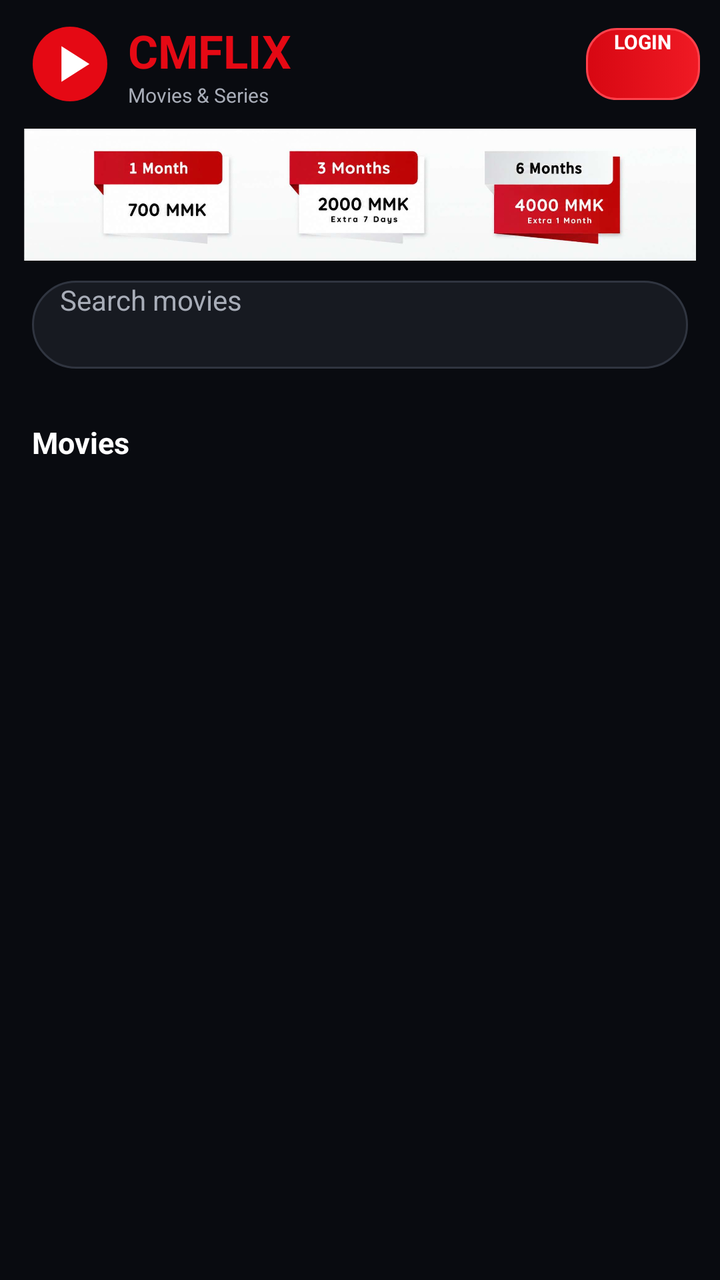
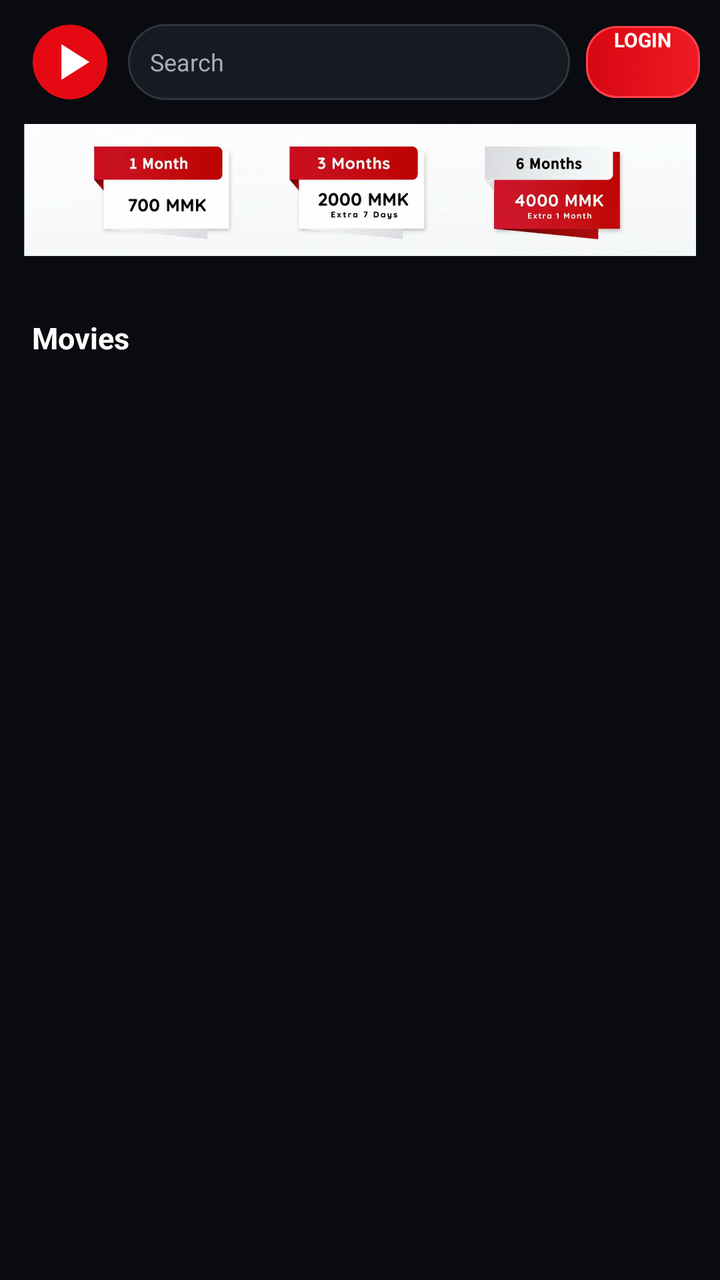

Two renders of the same Android screen: before a commit and after it. Below are the layout's source before the change and the commit's diff.
<!-- AndroidManifest.xml: activity theme Theme.CMFLIXNative.Starting -->
<!-- res/layout/activity_main.xml -->
<?xml version="1.0" encoding="utf-8"?>
<LinearLayout
    xmlns:android="http://schemas.android.com/apk/res/android"
    android:layout_width="match_parent"
    android:layout_height="match_parent"
    android:background="@color/dark_bg"
    android:orientation="vertical">

    <LinearLayout
        android:layout_width="match_parent"
        android:layout_height="wrap_content"
        android:gravity="center_vertical"
        android:orientation="horizontal"
        android:paddingStart="14dp"
        android:paddingTop="10dp"
        android:paddingEnd="10dp"
        android:paddingBottom="8dp">

        <ImageView
    android:layout_width="42dp"
    android:layout_height="42dp"
    android:contentDescription="@string/app_name"
    android:scaleType="fitCenter"
    android:src="@drawable/app_logo" />


        <LinearLayout
            android:layout_width="0dp"
            android:layout_height="wrap_content"
            android:layout_marginStart="8dp"
            android:layout_weight="1"
            android:orientation="vertical">

            <TextView
                android:id="@+id/titleText"
                android:layout_width="wrap_content"
                android:layout_height="wrap_content"
                android:text="CMFLIX"
                android:textColor="@color/brand_red"
                android:textSize="23sp"
                android:textStyle="bold" />

            <TextView
                android:layout_width="wrap_content"
                android:layout_height="wrap_content"
                android:text="Movies &amp; Series"
                android:textColor="@color/gray_text"
                android:textSize="10sp" />

        </LinearLayout>

        <Button
            android:id="@+id/accountButton"
            android:layout_width="wrap_content"
            android:layout_height="36dp"
            android:maxWidth="118dp"
            android:background="@drawable/account_badge_bg"
            android:backgroundTint="@null"
            android:ellipsize="end"
            android:minHeight="0dp"
            android:minWidth="0dp"
            android:paddingStart="14dp"
            android:paddingEnd="14dp"
            android:singleLine="true"
            android:text="LOGIN"
            android:textAllCaps="false"
            android:textColor="@color/white"
            android:textSize="10sp"
            android:textStyle="bold" />

        <Button
            android:id="@+id/premiumButton"
            android:layout_width="wrap_content"
            android:layout_height="36dp"
            android:layout_marginStart="8dp"
            android:background="@drawable/vip_badge_bg"
            android:backgroundTint="@null"
            android:clickable="true"
            android:focusable="true"
            android:minHeight="0dp"
            android:minWidth="72dp"
            android:paddingStart="12dp"
            android:paddingEnd="12dp"
            android:singleLine="true"
            android:text="♛ Buy VIP"
            android:textAllCaps="false"
            android:textColor="#FFF4C5"
            android:textSize="10sp"
            android:textStyle="bold"
            android:visibility="gone" />


    </LinearLayout>
    <ImageView
        android:id="@+id/vipPlanBanner"
        android:layout_width="match_parent"
        android:layout_height="wrap_content"
        android:layout_marginStart="12dp"
        android:layout_marginTop="2dp"
        android:layout_marginEnd="12dp"
        android:layout_marginBottom="10dp"
        android:adjustViewBounds="true"
        android:background="#FFFFFF"
        android:clickable="true"
        android:contentDescription="VIP plans"
        android:focusable="true"
        android:maxHeight="190dp"
        android:scaleType="fitCenter"
        android:src="@drawable/vip_plan_banner" />

    <EditText
    android:id="@+id/searchInput"
    android:layout_width="match_parent"
    android:layout_height="44dp"
    android:layout_marginStart="16dp"
    android:layout_marginEnd="16dp"
    android:layout_marginBottom="6dp"
    android:background="@drawable/search_bg"
    android:hint="Search movies"
    android:imeOptions="actionSearch"
    android:inputType="text"
    android:maxLength="50"
    android:maxLines="1"
    android:paddingStart="14dp"
    android:paddingEnd="14dp"
    android:singleLine="true"
    android:textColor="@color/white"
    android:textColorHint="@color/gray_text"
    android:textSize="14sp" />

<LinearLayout
    android:id="@+id/searchHistoryRow"
    android:layout_width="match_parent"
    android:layout_height="wrap_content"
    android:gravity="center_vertical"
    android:orientation="horizontal"
    android:paddingStart="16dp"
    android:paddingEnd="12dp"
    android:paddingBottom="6dp"
    android:visibility="gone">

    <HorizontalScrollView
        android:layout_width="0dp"
        android:layout_height="wrap_content"
        android:layout_weight="1"
        android:scrollbars="none">

        <LinearLayout
            android:id="@+id/searchHistoryContainer"
            android:layout_width="wrap_content"
            android:layout_height="wrap_content"
            android:orientation="horizontal" />

    </HorizontalScrollView>

    <TextView
        android:id="@+id/clearSearchHistoryButton"
        android:layout_width="wrap_content"
        android:layout_height="36dp"
        android:gravity="center"
        android:paddingStart="10dp"
        android:paddingEnd="4dp"
        android:text="CLEAR"
        android:textColor="@color/brand_red"
        android:textSize="11sp"
        android:textStyle="bold" />

</LinearLayout>

    
    <HorizontalScrollView
    android:layout_width="match_parent"
    android:layout_height="wrap_content"
    android:fillViewport="false"
    android:scrollbars="none">

    <LinearLayout
        android:id="@+id/categoryBar"
        android:layout_width="wrap_content"
        android:layout_height="wrap_content"
        android:gravity="center_vertical"
        android:orientation="horizontal"
        android:paddingStart="10dp"
        android:paddingTop="5dp"
        android:paddingEnd="10dp"
        android:paddingBottom="7dp" />

</HorizontalScrollView>

<LinearLayout
    android:layout_width="match_parent"
    android:layout_height="38dp"
    android:gravity="center_vertical"
    android:orientation="horizontal"
    android:paddingStart="16dp"
    android:paddingEnd="16dp">

    <TextView
        android:id="@+id/sectionTitle"
        android:layout_width="0dp"
        android:layout_height="wrap_content"
        android:layout_weight="1"
        android:text="Movies"
        android:textColor="@color/white"
        android:textSize="15sp"
        android:textStyle="bold" />

    <TextView
        android:id="@+id/localClearButton"
        android:layout_width="wrap_content"
        android:layout_height="match_parent"
        android:gravity="center"
        android:paddingStart="12dp"
        android:text="CLEAR"
        android:textColor="@color/brand_red"
        android:textSize="11sp"
        android:textStyle="bold"
        android:visibility="gone" />

</LinearLayout>


    <FrameLayout
        android:layout_width="match_parent"
        android:layout_height="0dp"
        android:layout_weight="1">

        <androidx.recyclerview.widget.RecyclerView
            android:id="@+id/recycler"
            android:layout_width="match_parent"
            android:layout_height="match_parent"
            android:clipToPadding="false"
            android:overScrollMode="never"
            android:paddingStart="7dp"
            android:paddingTop="2dp"
            android:paddingEnd="7dp"
            android:paddingBottom="24dp"
            android:scrollbars="none" />

        <TextView
            android:id="@+id/errorText"
            android:layout_width="match_parent"
            android:layout_height="wrap_content"
            android:layout_gravity="center"
            android:gravity="center"
            android:padding="24dp"
            android:textColor="@color/gray_text"
            android:textSize="14sp"
            android:visibility="gone" />

        <ProgressBar
            android:id="@+id/progress"
            android:layout_width="44dp"
            android:layout_height="44dp"
            android:layout_gravity="bottom|center_horizontal"
            android:layout_marginBottom="18dp"
            android:visibility="gone" />

    </FrameLayout>

</LinearLayout>
<!-- resources referenced by this layout -->
<resources>
  <color name="brand_red">#E50914</color>
  <color name="dark_bg">#090B10</color>
  <color name="gray_text">#A8ADB8</color>
  <color name="white">#FFFFFF</color>
  <!-- drawable account_badge_bg (drawable) -->
  <?xml version="1.0" encoding="utf-8"?>
  <selector
      xmlns:android="http://schemas.android.com/apk/res/android">
  
      <item android:state_pressed="true">
          <shape android:shape="rectangle">
  
              <gradient
                  android:angle="0"
                  android:startColor="#B80610"
                  android:endColor="#D10A14" />
  
              <corners android:radius="15dp" />
  
              <stroke
                  android:width="1dp"
                  android:color="#FF5A62" />
  
          </shape>
      </item>
  
      <item>
          <shape android:shape="rectangle">
  
              <gradient
                  android:angle="0"
                  android:startColor="#D70712"
                  android:endColor="#F01A24" />
  
              <corners android:radius="15dp" />
  
              <stroke
                  android:width="1dp"
                  android:color="#FF424C" />
  
          </shape>
      </item>
  
  </selector>
  <!-- drawable app_logo (drawable) -->
  <?xml version="1.0" encoding="utf-8"?>
  <vector
      xmlns:android="http://schemas.android.com/apk/res/android"
      android:width="108dp"
      android:height="108dp"
      android:viewportWidth="108"
      android:viewportHeight="108">
  
      <path
          android:fillColor="#E50914"
          android:pathData="M54,6A48,48 0,1 0,54 102A48,48 0,1 0,54 6" />
  
      <path
          android:fillColor="#FFFFFF"
          android:pathData="M43,31 L43,77 L79,54 Z" />
  
  </vector>
  <!-- drawable search_bg (drawable) -->
  <?xml version="1.0" encoding="utf-8"?>
  <shape
      xmlns:android="http://schemas.android.com/apk/res/android"
      android:shape="rectangle">
  
      <solid android:color="#171A21" />
  
      <corners android:radius="22dp" />
  
      <stroke
          android:width="1dp"
          android:color="#303540" />
  
  </shape>
  <!-- drawable vip_badge_bg (drawable) -->
  <?xml version="1.0" encoding="utf-8"?>
  <shape
      xmlns:android="http://schemas.android.com/apk/res/android"
      android:shape="rectangle">
  
      <gradient
          android:angle="0"
          android:startColor="#E50914"
          android:endColor="#FF4B2B" />
  
      <corners android:radius="20dp" />
  
      <stroke
          android:width="1dp"
          android:color="#99FFFFFF" />
  
  </shape>
  <!-- drawable vip_plan_banner: jpg bitmap (drawable-nodpi, 110979 bytes) -->
  <string name="app_name">CMFLIX</string>
  <style name="Theme.CMFLIXNative.Starting" parent="Theme.SplashScreen">
  
          <item name="windowSplashScreenBackground">
              @color/dark_bg
          </item>
  
          <item name="windowSplashScreenAnimatedIcon">
      @drawable/app_logo
  </item>
  
  
          <item name="windowSplashScreenIconBackgroundColor">
              @color/dark_bg
          </item>
  
          <item name="postSplashScreenTheme">
              @style/Theme.CMFLIXNative
          </item>
      </style>
  <style name="Theme.CMFLIXNative" parent="Theme.AppCompat.DayNight.NoActionBar">
  
          <item name="android:fontFamily">sans</item>
          <item name="android:windowActionModeOverlay">true</item>
          <item name="android:colorAccent">@color/white</item>
          <item name="android:navigationBarColor">@color/black</item>
          <item name="android:statusBarColor">@color/black</item>
          <item name="android:windowLightStatusBar">false</item>
          <item name="android:windowBackground">@color/dark_bg</item>
      </style>
  <color name="black">#000000</color>
</resources>

<!-- the commit's change to res/layout/activity_main.xml (unified diff, before → after) -->
@@ -24,30 +24,30 @@
     android:src="@drawable/app_logo" />
 
 
-        <LinearLayout
-            android:layout_width="0dp"
-            android:layout_height="wrap_content"
-            android:layout_marginStart="8dp"
-            android:layout_weight="1"
-            android:orientation="vertical">
-
-            <TextView
-                android:id="@+id/titleText"
-                android:layout_width="wrap_content"
-                android:layout_height="wrap_content"
-                android:text="CMFLIX"
-                android:textColor="@color/brand_red"
-                android:textSize="23sp"
-                android:textStyle="bold" />
-
-            <TextView
-                android:layout_width="wrap_content"
-                android:layout_height="wrap_content"
-                android:text="Movies &amp; Series"
-                android:textColor="@color/gray_text"
-                android:textSize="10sp" />
-
-        </LinearLayout>
+        <EditText
+    android:id="@+id/searchInput"
+    android:layout_width="0dp"
+    android:layout_height="38dp"
+    android:layout_marginStart="8dp"
+    android:layout_marginEnd="8dp"
+    android:layout_weight="1"
+    android:background="@drawable/search_bg"
+    android:drawableStart="@drawable/search_icon"
+    android:drawablePadding="7dp"
+    android:drawableTint="@color/gray_text"
+    android:gravity="center_vertical"
+    android:hint="Search"
+    android:imeOptions="actionSearch"
+    android:inputType="text"
+    android:maxLength="50"
+    android:maxLines="1"
+    android:paddingStart="11dp"
+    android:paddingEnd="11dp"
+    android:singleLine="true"
+    android:textColor="@color/white"
+    android:textColorHint="@color/gray_text"
+    android:textSize="12sp" />
+
 
         <Button
             android:id="@+id/accountButton"
@@ -108,26 +108,7 @@
         android:scaleType="fitCenter"
         android:src="@drawable/vip_plan_banner" />
 
-    <EditText
-    android:id="@+id/searchInput"
-    android:layout_width="match_parent"
-    android:layout_height="44dp"
-    android:layout_marginStart="16dp"
-    android:layout_marginEnd="16dp"
-    android:layout_marginBottom="6dp"
-    android:background="@drawable/search_bg"
-    android:hint="Search movies"
-    android:imeOptions="actionSearch"
-    android:inputType="text"
-    android:maxLength="50"
-    android:maxLines="1"
-    android:paddingStart="14dp"
-    android:paddingEnd="14dp"
-    android:singleLine="true"
-    android:textColor="@color/white"
-    android:textColorHint="@color/gray_text"
-    android:textSize="14sp" />
-
+    
 <LinearLayout
     android:id="@+id/searchHistoryRow"
     android:layout_width="match_parent"
